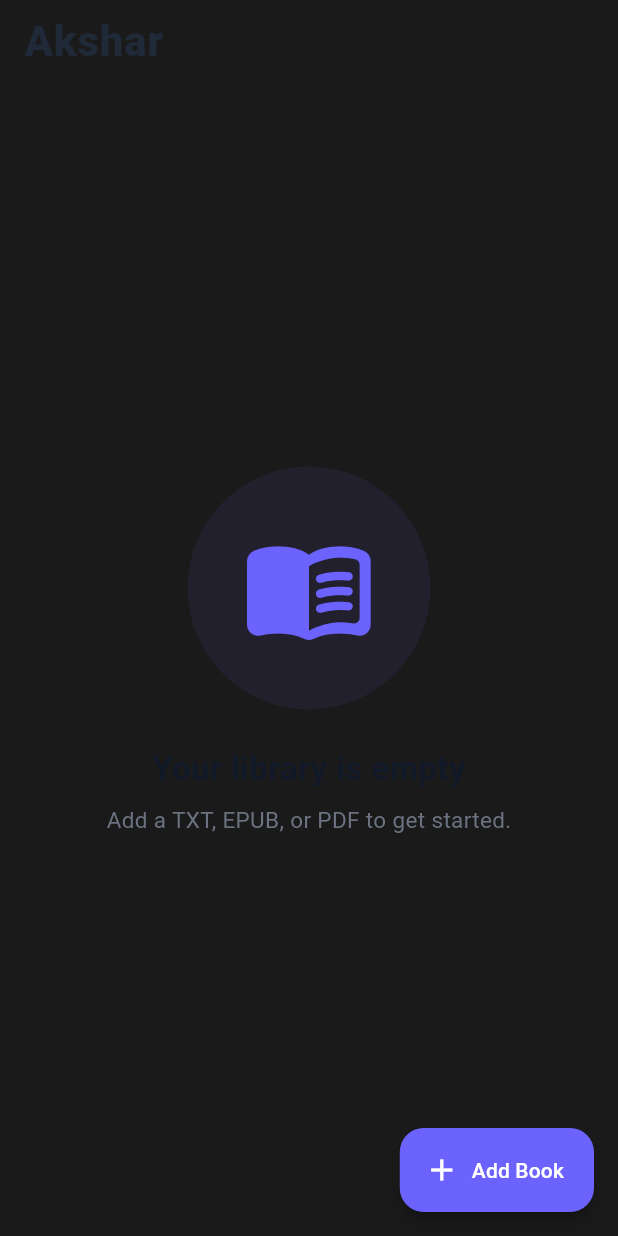
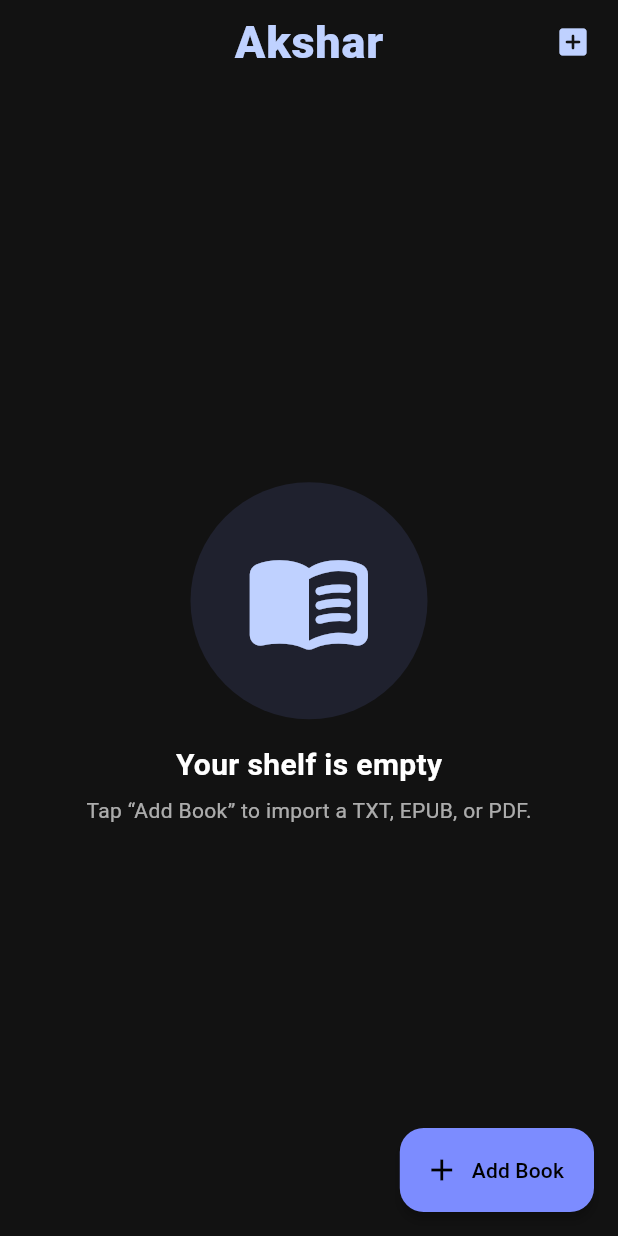
Before and after one commit to ChiragKt/Akshar, a Flutter app: the screen it shows after launch, after a tap on "Add Book", on a phone screen of 412 x 824 dp. Run offline on Flutter 3.47's test engine with Material 3 defaults, Android fonts, the phone set to English and light mode, and no system bars; our stand-ins replace file_picker.

Commit message:
THIRD push

```diff
--- a/lib/main.dart
+++ b/lib/main.dart
@@ -12,42 +12,40 @@ class EbookReaderApp extends StatelessWidget {
   Widget build(BuildContext context) {
     return MaterialApp(
       title: 'Akshar',
+      color: Colors.white,
       themeMode: ThemeMode.dark,
       darkTheme: ThemeData(
         brightness: Brightness.dark,
-        scaffoldBackgroundColor: const Color(0xFF1A1A1A),
-
+        scaffoldBackgroundColor: const Color(0xFF121212),
         colorScheme: const ColorScheme.dark(
-          primary: Color(0xFF6C63FF),
-          secondary: Color(0xFFFF6584),
-          tertiary: Color(0xFF4CAF50),
-          surface: Color(0xFF242424),
+          primary: Color(0xFF7C8CFF), // brighter
+          secondary: Color(0xFFFF6B8B), // accent
+          surface: Color(0xFF1C1C1E),
+          background: Color(0xFF121212),
         ),
-
         appBarTheme: const AppBarTheme(
-          backgroundColor: Color(0xFF242424),
+          backgroundColor: Color(0xFF121212),
           elevation: 0,
           titleTextStyle: TextStyle(
-            color: Colors.white,
-            fontSize: 26,
-            fontWeight: FontWeight.bold,
+            color: Color(0xFFBFD1FF), // bright logo/title
+            fontSize: 28,
+            fontWeight: FontWeight.w800,
           ),
-          iconTheme: IconThemeData(color: Colors.white),
+          iconTheme: IconThemeData(color: Color(0xFFBFD1FF)),
         ),
-
         floatingActionButtonTheme: const FloatingActionButtonThemeData(
-          backgroundColor: Color(0xFFFF6584),
-          foregroundColor: Colors.white,
+          backgroundColor: Color(0xFF7C8CFF),
+          foregroundColor: Colors.black,
+          elevation: 3,
         ),
-
         snackBarTheme: const SnackBarThemeData(
-          backgroundColor: Color(0xFF333333),
+          backgroundColor: Color(0xFF1F2937),
           contentTextStyle: TextStyle(color: Colors.white),
         ),
+        useMaterial3: true,
       ),
-
+      debugShowCheckedModeBanner: false,
       home: const HomeScreen(),
-      debugShowCheckedModeBanner: false,
     );
   }
 }
--- a/lib/models/books.dart
+++ b/lib/models/books.dart
@@ -1,3 +1,6 @@
+import 'dart:typed_data';
+import 'dart:convert';
+
 class Book {
   final String id;
   final String title;
@@ -5,10 +8,14 @@ class Book {
   final String filePath;
   final String content;
 
+  /// Optional cover image (EPUB). Shown in the library grid.
+  Uint8List? coverBytes;
+
   DateTime lastRead;
   int currentPage;
 
-  double bookmarkOffset; // <-- ADDED
+  /// Saved scroll position (for ReaderScreen)
+  double bookmarkOffset;
 
   Book({
     required this.id,
@@ -16,9 +23,10 @@ class Book {
     required this.author,
     required this.filePath,
     required this.content,
+    this.coverBytes,
+    DateTime? lastRead,
     this.currentPage = 0,
-    this.bookmarkOffset = 0.0, // <-- DEFAULT
-    DateTime? lastRead,
+    this.bookmarkOffset = 0.0,
   }) : lastRead = lastRead ?? DateTime.now();
 
   Map<String, dynamic> toJson() => {
@@ -27,9 +35,11 @@ class Book {
     'author': author,
     'filePath': filePath,
     'content': content,
+    'lastRead': lastRead.toIso8601String(),
     'currentPage': currentPage,
-    'bookmarkOffset': bookmarkOffset, // <-- SAVE
-    'lastRead': lastRead.toIso8601String(),
+    'bookmarkOffset': bookmarkOffset,
+    // Persist cover as base64 (optional)
+    'coverBase64': coverBytes == null ? null : base64Encode(coverBytes!),
   };
 
   factory Book.fromJson(Map<String, dynamic> json) => Book(
@@ -38,8 +48,12 @@ class Book {
     author: json['author'],
     filePath: json['filePath'],
     content: json['content'],
-    currentPage: json['currentPage'] ?? 0,
-    bookmarkOffset: (json['bookmarkOffset'] ?? 0).toDouble(), // <-- RESTORE
     lastRead: DateTime.parse(json['lastRead']),
+    currentPage: (json['currentPage'] ?? 0) as int,
+    bookmarkOffset: (json['bookmarkOffset'] ?? 0.0).toDouble(),
+    coverBytes:
+        (json['coverBase64'] == null)
+            ? null
+            : Uint8List.fromList(base64Decode(json['coverBase64'])),
   );
 }
--- a/lib/screens/home_screen.dart
+++ b/lib/screens/home_screen.dart
@@ -8,9 +8,9 @@ import 'package:akshar_final/services/book_services.dart';
 import 'package:akshar_final/screens/reader_screen.dart';
 import 'package:akshar_final/widgets/book_card.dart';
 
-// HTML parsing (to strip EPUB XHTML tags into text)
+// HTML parsing to strip EPUB text content (XHTML)
 import 'package:html/parser.dart' as htmlparser;
-// Pure-Dart zip reader to parse EPUB contents on web
+// Pure-Dart ZIP for Web
 import 'package:archive/archive.dart';
 
 class HomeScreen extends StatefulWidget {
@@ -25,18 +25,18 @@ class _HomeScreenState extends State<HomeScreen> {
 
   Future<void> _pickFile() async {
     final result = await FilePicker.platform.pickFiles(
-      type: FileType.custom,
-      allowedExtensions: ['txt', 'epub', 'pdf'],
       allowMultiple: false,
       withData: true,
       withReadStream: true,
+      type: FileType.custom,
+      allowedExtensions: ['txt', 'epub', 'pdf'],
     );
 
     if (result == null) return;
     final picked = result.files.single;
 
-    // Ensure we always get bytes, even if .bytes is null on web
     Uint8List? bytes = picked.bytes;
+    // On web, sometimes bytes are only available via readStream.
     if (bytes == null && picked.readStream != null) {
       final bb = BytesBuilder();
       await for (final chunk in picked.readStream!) {
@@ -48,61 +48,82 @@ class _HomeScreenState extends State<HomeScreen> {
     if (bytes == null) {
       if (!mounted) return;
       ScaffoldMessenger.of(context).showSnackBar(
-        const SnackBar(content: Text('Could not read file (no bytes)')),
+        const SnackBar(content: Text('Could not read file (no bytes).')),
       );
       return;
     }
 
     final ext = (picked.extension ?? '').toLowerCase();
     String content = '';
+    Uint8List? coverBytes;
 
     try {
       if (ext == 'txt') {
         content = utf8.decode(bytes, allowMalformed: true);
       } else if (ext == 'epub') {
-        // Parse EPUB (ZIP) on web: extract all .xhtml/.html files and strip tags
+        // Parse EPUB: extract cover + plain text
         final archive = ZipDecoder().decodeBytes(bytes, verify: false);
         final texts = <String>[];
 
+        // Try to find a cover image first (common names)
+        final imageFiles = <ArchiveFile>[];
+        for (final f in archive.files) {
+          if (!f.isFile) continue;
+          final name = f.name.toLowerCase();
+          if (name.endsWith('.png') ||
+              name.endsWith('.jpg') ||
+              name.endsWith('.jpeg') ||
+              name.endsWith('.webp')) {
+            imageFiles.add(f);
+          }
+        }
+        // Heuristic: prefer any file that contains 'cover' in its path/name
+        imageFiles.sort((a, b) {
+          final aHas = a.name.toLowerCase().contains('cover') ? 0 : 1;
+          final bHas = b.name.toLowerCase().contains('cover') ? 0 : 1;
+          return aHas.compareTo(bHas);
+        });
+        if (imageFiles.isNotEmpty) {
+          final img = imageFiles.first.content as List<int>;
+          coverBytes = Uint8List.fromList(img);
+        }
+
+        // Extract readable text from xhtml/html
         for (final f in archive.files) {
           if (!f.isFile) continue;
           final name = f.name.toLowerCase();
           if (name.endsWith('.xhtml') ||
               name.endsWith('.html') ||
               name.endsWith('.htm')) {
-            final data = f.content as List<int>;
-            final rawHtml = utf8.decode(data, allowMalformed: true);
+            final raw = utf8.decode(
+              f.content as List<int>,
+              allowMalformed: true,
+            );
 
-            // Normalize breaks then strip tags
-            final normalized = rawHtml
+            final normalized = raw
                 .replaceAll(RegExp(r'<br\s*/?>', caseSensitive: false), '\n')
                 .replaceAll(RegExp(r'</p>', caseSensitive: false), '\n\n');
 
             final doc = htmlparser.parse(normalized);
             final text = doc.body?.text ?? '';
-            final clean =
-                text
-                    .replaceAll('\u00A0', ' ')
-                    .replaceAll('&nbsp;', ' ')
-                    .replaceAll('&amp;', '&')
-                    .trim();
-
+            final clean = text.replaceAll('\u00A0', ' ').trim();
             if (clean.isNotEmpty) texts.add(clean);
           }
         }
 
         content = texts.join('\n\n').trim();
         if (content.isEmpty) {
-          content = 'Unable to extract readable text from this EPUB.';
+          content = 'This EPUB did not include easily extractable text.';
         }
       } else if (ext == 'pdf') {
-        // For web: store PDF bytes as base64; ReaderScreen will show iframe blob
-        content = base64Encode(bytes);
+        // We don't parse PDF text on the web here; just store a placeholder.
+        // (Reader will show “No content available.”)
+        content = '';
       } else {
         if (!mounted) return;
         ScaffoldMessenger.of(
           context,
-        ).showSnackBar(SnackBar(content: Text('Unsupported file type: .$ext')));
+        ).showSnackBar(SnackBar(content: Text('Unsupported type: .$ext')));
         return;
       }
 
@@ -110,9 +131,9 @@ class _HomeScreenState extends State<HomeScreen> {
         id: DateTime.now().millisecondsSinceEpoch.toString(),
         title: picked.name,
         author: 'Unknown Author',
-        filePath:
-            picked.name, // not used on web reader; content carries text/base64
+        filePath: picked.name,
         content: content,
+        coverBytes: coverBytes,
       );
 
       _bookService.addBook(book);
@@ -120,7 +141,7 @@ class _HomeScreenState extends State<HomeScreen> {
       setState(() {});
       ScaffoldMessenger.of(
         context,
-      ).showSnackBar(SnackBar(content: Text('Added ${book.title}')));
+      ).showSnackBar(SnackBar(content: Text('Added "${book.title}"')));
     } catch (e) {
       if (!mounted) return;
       ScaffoldMessenger.of(
@@ -134,104 +155,113 @@ class _HomeScreenState extends State<HomeScreen> {
     final books = _bookService.getRecentBooks();
 
     return Scaffold(
-      backgroundColor: const Color(0xFF1A1A1A),
-      appBar: AppBar(
-        elevation: 0,
-        backgroundColor: Colors.transparent,
-        scrolledUnderElevation: 0,
-        title: const Text(
-          'Akshar',
-          style: TextStyle(
-            color: Color(0xFF1F2937),
-            fontSize: 28,
-            fontWeight: FontWeight.w800,
-            letterSpacing: 0.5,
-          ),
-        ),
-        actions: const [SizedBox(width: 12)],
-      ),
+      backgroundColor: const Color(0xFF121212),
+      appBar: _buildHeader(),
       body: Padding(
-        padding: const EdgeInsets.fromLTRB(16, 8, 16, 0),
-        child: books.isEmpty ? _buildEmptyState() : _buildBeautifulGrid(books),
+        padding: const EdgeInsets.fromLTRB(16, 8, 16, 16),
+        child: books.isEmpty ? _empty() : _adaptiveGrid(books),
       ),
       floatingActionButton: FloatingActionButton.extended(
         onPressed: _pickFile,
         icon: const Icon(Icons.add),
         label: const Text('Add Book'),
-        backgroundColor: const Color(0xFF6C63FF),
-        foregroundColor: Colors.white,
-        elevation: 4,
+        backgroundColor: const Color(0xFF7C8CFF), // brighter accent
+        foregroundColor: Colors.black,
+        elevation: 3,
       ),
     );
   }
 
-  Widget _buildEmptyState() {
+  PreferredSizeWidget _buildHeader() {
+    return AppBar(
+      elevation: 0,
+      backgroundColor: const Color(0xFF121212),
+      centerTitle: true,
+      title: const Text(
+        'Akshar',
+        style: TextStyle(
+          color: Color(0xFFBFD1FF), // brighter logo text
+          fontSize: 30,
+          fontWeight: FontWeight.w800,
+          letterSpacing: 0.5,
+        ),
+      ),
+      actions: [
+        IconButton(
+          tooltip: 'Add Book',
+          onPressed: _pickFile,
+          icon: const Icon(Icons.add_box_rounded, color: Color(0xFFBFD1FF)),
+        ),
+        const SizedBox(width: 6),
+      ],
+    );
+  }
+
+  Widget _empty() {
     return Center(
       child: Column(
-        mainAxisAlignment: MainAxisAlignment.center,
+        mainAxisSize: MainAxisSize.min,
         children: [
           Container(
             padding: const EdgeInsets.all(36),
             decoration: BoxDecoration(
-              color: const Color(0xFF6C63FF).withValues(alpha: 0.08),
+              color: const Color(0xFF7C8CFF).withValues(alpha: 0.12),
               shape: BoxShape.circle,
             ),
             child: const Icon(
               Icons.menu_book_rounded,
-              size: 90,
-              color: Color(0xFF6C63FF),
+              size: 86,
+              color: Color(0xFFBFD1FF),
             ),
           ),
-          const SizedBox(height: 24),
+          const SizedBox(height: 16),
           const Text(
-            'Your library is empty',
+            'Your shelf is empty',
             style: TextStyle(
-              fontSize: 22,
+              color: Colors.white,
+              fontSize: 20,
               fontWeight: FontWeight.w700,
-              color: Color(0xFF111827),
             ),
           ),
-          const SizedBox(height: 8),
-          const Text(
-            'Add a TXT, EPUB, or PDF to get started.',
-            style: TextStyle(fontSize: 15, color: Color(0xFF6B7280)),
+          const SizedBox(height: 6),
+          Text(
+            'Tap “Add Book” to import a TXT, EPUB, or PDF.',
+            style: TextStyle(color: Colors.white.withValues(alpha: 0.65)),
           ),
-          const SizedBox(height: 20),
         ],
       ),
     );
   }
 
-  Widget _buildBeautifulGrid(List<Book> books) {
+  Widget _adaptiveGrid(List<Book> books) {
     return LayoutBuilder(
-      builder: (context, constraints) {
-        final width = constraints.maxWidth;
-        int crossAxisCount = 2;
-        if (width > 520) crossAxisCount = 3;
-        if (width > 820) crossAxisCount = 4;
-        if (width > 1100) crossAxisCount = 5;
+      builder: (context, c) {
+        final w = c.maxWidth;
+        int cols = 2;
+        if (w > 560) cols = 3;
+        if (w > 840) cols = 4;
+        if (w > 1100) cols = 5;
 
         return GridView.builder(
           itemCount: books.length,
           gridDelegate: SliverGridDelegateWithFixedCrossAxisCount(
-            crossAxisCount: crossAxisCount,
-            mainAxisExtent: 220,
-            crossAxisSpacing: 14,
-            mainAxisSpacing: 16,
+            crossAxisCount: cols,
+            crossAxisSpacing: 16,
+            mainAxisSpacing: 18,
+            mainAxisExtent: 230,
           ),
-          itemBuilder: (context, i) {
-            final book = books[i];
+          itemBuilder: (_, i) {
+            final b = books[i];
             return BookCard(
-              book: book,
+              book: b,
               onTap: () {
                 Navigator.push(
                   context,
-                  MaterialPageRoute(builder: (_) => ReaderScreen(book: book)),
+                  MaterialPageRoute(builder: (_) => ReaderScreen(book: b)),
                 );
               },
               onDelete: () {
-                _bookService.removeBook(book.id);
-                if (!mounted) return;
+                _bookService.removeBook(b.id);
                 setState(() {});
                 ScaffoldMessenger.of(
                   context,
--- a/pubspec.yaml
+++ b/pubspec.yaml
@@ -35,6 +35,7 @@ dependencies:
   web: ^1.1.0
   html: ^0.15.6
   archive: ^3.3.2
+  flutter_svg: ^1.0.3
   google_fonts: ^6.3.2
 
   # The following adds the Cupertino Icons font to your application.
```
Also changed, not shown: lib/widgets/book_card.dart (+107 -86 lines), pubspec.lock, 1 other file.
